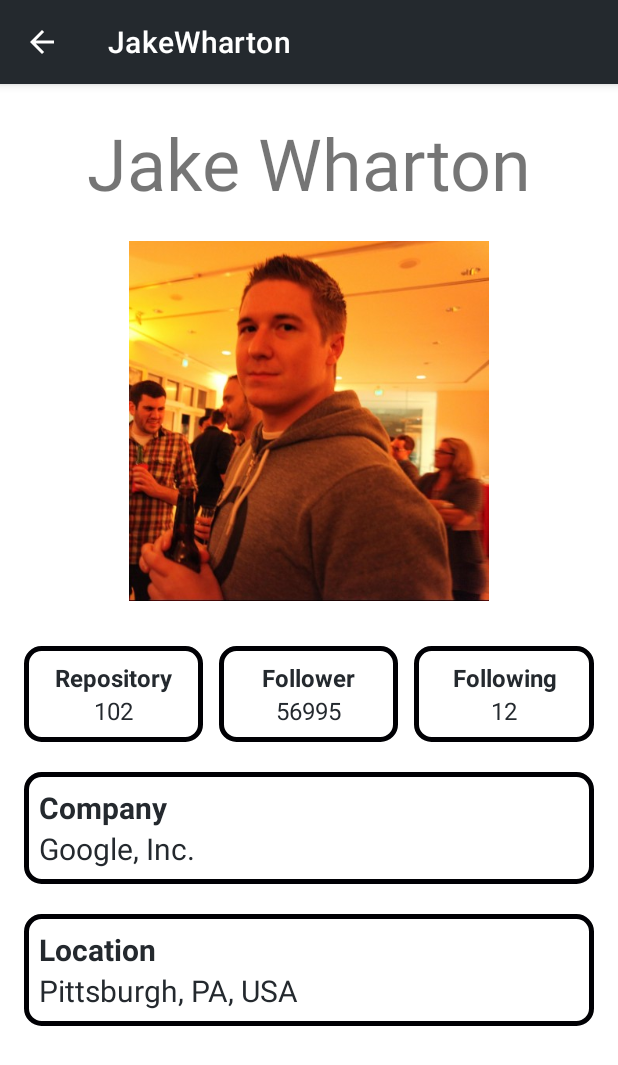
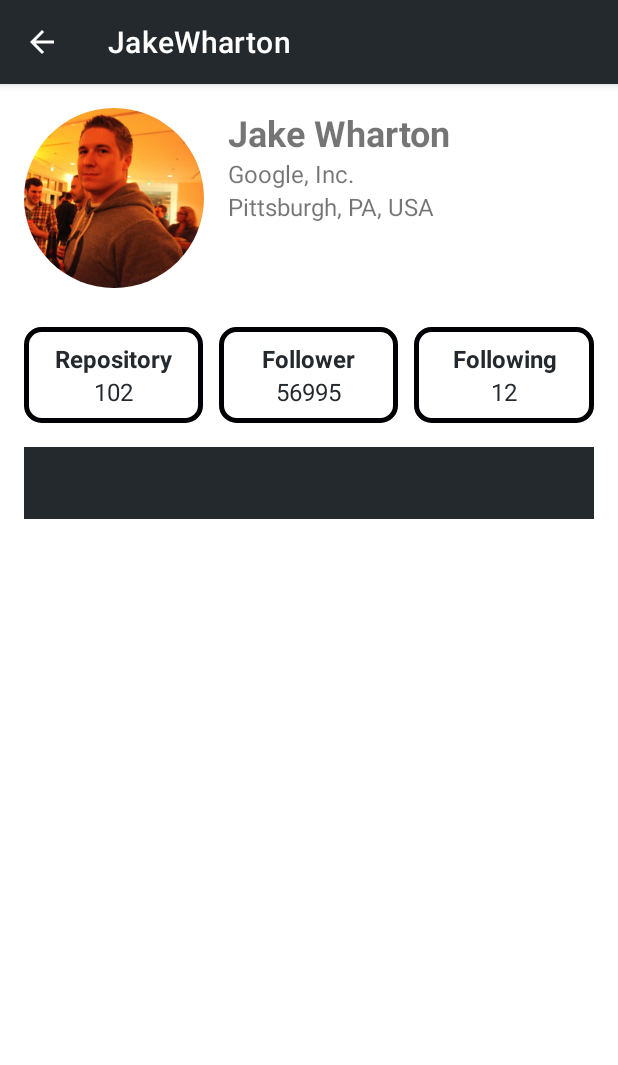
Before and after one commit to manadhi/local-github-user-app, an Android app: the screen it shows after launch (UserDetailActivity), after a tap on "JakeWharton", on a phone screen of 412 x 824 dp. Shown: the top 1065 px of the screen. Run offline under Robolectric (Android 15) with nearby library versions, the phone set to English and light mode, and no system bars; libraries missing offline, so code that uses them is left out: com.google.android.gms.

Commit message:
change: layout user detail

```diff
--- a/app/src/main/java/com/udhipe/githubuserex/UserDetailActivity.kt
+++ b/app/src/main/java/com/udhipe/githubuserex/UserDetailActivity.kt
@@ -38,7 +38,6 @@ class UserDetailActivity : AppCompatActivity() {
             supportActionBar?.title = user?.userName
 
             with(binding) {
-                tvUsername.text = user?.userName
                 tvName.text = user?.name
                 tvRepository.text = user?.repository
                 tvFollower.text = user?.followers
@@ -48,6 +47,7 @@ class UserDetailActivity : AppCompatActivity() {
 
                 Glide.with(root.context)
                     .load(user?.avatar)
+                    .circleCrop()
                     .into(imgUserAvatar)
             }
         }
--- a/app/src/main/res/layout/activity_user_detail.xml
+++ b/app/src/main/res/layout/activity_user_detail.xml
@@ -8,53 +8,70 @@
 
     <androidx.constraintlayout.widget.ConstraintLayout
         android:layout_width="match_parent"
+        android:layout_height="wrap_content"
         android:layout_marginStart="@dimen/margin16"
-        android:layout_marginEnd="@dimen/margin16"
-        android:layout_height="wrap_content">
+        android:layout_marginEnd="@dimen/margin16">
 
-        <com.google.android.material.textview.MaterialTextView
-            android:id="@+id/tv_username"
-            android:layout_width="wrap_content"
+        <androidx.constraintlayout.widget.ConstraintLayout
+            android:id="@+id/wrapper_user_info"
+            android:layout_width="match_parent"
             android:layout_height="wrap_content"
-            android:layout_marginTop="20dp"
-            android:textColor="@color/primaryDarkColor"
-            android:textSize="48sp"
-            android:visibility="gone"
-            app:layout_constraintEnd_toEndOf="parent"
+            app:layout_constraintTop_toTopOf="parent">
+
+            <ImageView
+                android:id="@+id/img_user_avatar"
+                android:layout_width="120dp"
+                android:layout_height="120dp"
+                android:layout_marginTop="16dp"
+                android:contentDescription="@string/avatar"
                 app:layout_constraintStart_toStartOf="parent"
-            app:layout_constraintTop_toTopOf="parent"
-            tools:text="Manadhi" />
+                app:layout_constraintTop_toTopOf="parent" />
 
             <com.google.android.material.textview.MaterialTextView
                 android:id="@+id/tv_name"
-            android:layout_width="wrap_content"
+                android:layout_width="0dp"
                 android:layout_height="wrap_content"
-            android:layout_marginTop="20dp"
-            android:textSize="48sp"
+                android:layout_marginStart="@dimen/margin16"
+                android:layout_marginTop="@dimen/margin16"
+                android:textSize="24sp"
+                android:textStyle="bold"
                 app:layout_constraintEnd_toEndOf="parent"
-            app:layout_constraintStart_toStartOf="parent"
-            app:layout_constraintTop_toBottomOf="@+id/tv_username"
-            tools:text="Udhi" />
+                app:layout_constraintStart_toEndOf="@+id/img_user_avatar"
+                app:layout_constraintTop_toTopOf="parent"
+                tools:text="Udhi Udhi Udhi Udhi Udhi" />
 
-        <ImageView
-            android:id="@+id/img_user_avatar"
-            android:layout_width="240dp"
-            android:layout_height="240dp"
-            android:layout_marginTop="20dp"
-            android:background="@color/primaryColor"
-            android:contentDescription="@string/avatar"
+            <com.google.android.material.textview.MaterialTextView
+                android:id="@+id/tv_company"
+                android:layout_width="0dp"
+                android:layout_height="wrap_content"
+                android:layout_marginStart="@dimen/margin16"
+                android:textSize="16sp"
                 app:layout_constraintEnd_toEndOf="parent"
-            app:layout_constraintStart_toStartOf="parent"
-            app:layout_constraintTop_toBottomOf="@+id/tv_name" />
+                app:layout_constraintStart_toEndOf="@+id/img_user_avatar"
+                app:layout_constraintTop_toBottomOf="@+id/tv_name"
+                tools:text="PT. JAYA JAYA JAYA JAYA JAYA JAYA" />
+
+            <com.google.android.material.textview.MaterialTextView
+                android:id="@+id/tv_location"
+                android:layout_width="0dp"
+                android:layout_height="wrap_content"
+                android:layout_marginStart="@dimen/margin16"
+                android:textSize="16sp"
+                app:layout_constraintEnd_toEndOf="parent"
+                app:layout_constraintStart_toEndOf="@+id/img_user_avatar"
+                app:layout_constraintTop_toBottomOf="@+id/tv_company"
+                tools:text="Jakarta Jakarta Jakarta Jakarta Jakarta Jakarta Jakarta Jakarta Jakarta Jakarta" />
+
+        </androidx.constraintlayout.widget.ConstraintLayout>
 
         <androidx.appcompat.widget.LinearLayoutCompat
-            android:id="@+id/wrapper_user_info"
+            android:id="@+id/wrapper_user_info_card"
             android:layout_width="match_parent"
             android:layout_height="wrap_content"
-            android:layout_marginTop="20dp"
+            android:layout_marginTop="@dimen/margin16"
             android:orientation="horizontal"
             android:weightSum="3"
-            app:layout_constraintTop_toBottomOf="@+id/img_user_avatar">
+            app:layout_constraintTop_toBottomOf="@+id/wrapper_user_info">
 
             <androidx.appcompat.widget.LinearLayoutCompat
                 android:layout_width="0dp"
@@ -149,63 +166,20 @@
 
         </androidx.appcompat.widget.LinearLayoutCompat>
 
-        <androidx.appcompat.widget.LinearLayoutCompat
-            android:id="@+id/wrapper_company"
+        <com.google.android.material.tabs.TabLayout
+            android:id="@+id/tab_layout"
             android:layout_width="match_parent"
             android:layout_height="wrap_content"
-            android:layout_marginTop="20dp"
-            android:background="@drawable/rounded_square_white_black"
-            android:orientation="vertical"
-            android:padding="10dp"
-            app:layout_constraintTop_toBottomOf="@+id/wrapper_user_info">
+            android:layout_marginTop="@dimen/margin16"
+            android:background="@color/primaryColor"
+            app:layout_constraintTop_toBottomOf="@+id/wrapper_user_info_card" />
 
-            <com.google.android.material.textview.MaterialTextView
-                android:layout_width="wrap_content"
-                android:layout_height="wrap_content"
-                android:text="@string/company"
-                android:textColor="@color/primaryColor"
-                android:textSize="20sp"
-                android:textStyle="bold" />
-
-            <com.google.android.material.textview.MaterialTextView
-                android:id="@+id/tv_company"
-                android:layout_width="wrap_content"
-                android:layout_height="wrap_content"
-                android:textColor="@color/primaryColor"
-                android:textSize="20sp"
-                tools:text="PT. JAYA" />
-
-        </androidx.appcompat.widget.LinearLayoutCompat>
-
-        <androidx.appcompat.widget.LinearLayoutCompat
-            android:id="@+id/wrapper_location"
+        <androidx.viewpager2.widget.ViewPager2
+            android:id="@+id/view_pager"
             android:layout_width="match_parent"
-            android:layout_height="wrap_content"
-            android:layout_marginTop="20dp"
+            android:layout_height="0dp"
             app:layout_constraintBottom_toBottomOf="parent"
-            android:layout_marginBottom="@dimen/margin16"
-            android:background="@drawable/rounded_square_white_black"
-            android:orientation="vertical"
-            android:padding="10dp"
-            app:layout_constraintTop_toBottomOf="@+id/wrapper_company">
-
-            <com.google.android.material.textview.MaterialTextView
-                android:layout_width="wrap_content"
-                android:layout_height="wrap_content"
-                android:text="@string/location"
-                android:textColor="@color/primaryColor"
-                android:textSize="20sp"
-                android:textStyle="bold" />
-
-            <com.google.android.material.textview.MaterialTextView
-                android:id="@+id/tv_location"
-                android:layout_width="wrap_content"
-                android:layout_height="wrap_content"
-                android:textColor="@color/primaryColor"
-                android:textSize="20sp"
-                tools:text="Jakarta" />
-
-        </androidx.appcompat.widget.LinearLayoutCompat>
+            app:layout_constraintTop_toBottomOf="@+id/tab_layout" />
 
     </androidx.constraintlayout.widget.ConstraintLayout>
 
```
Lines whose indentation alone changed are shown as unchanged.
